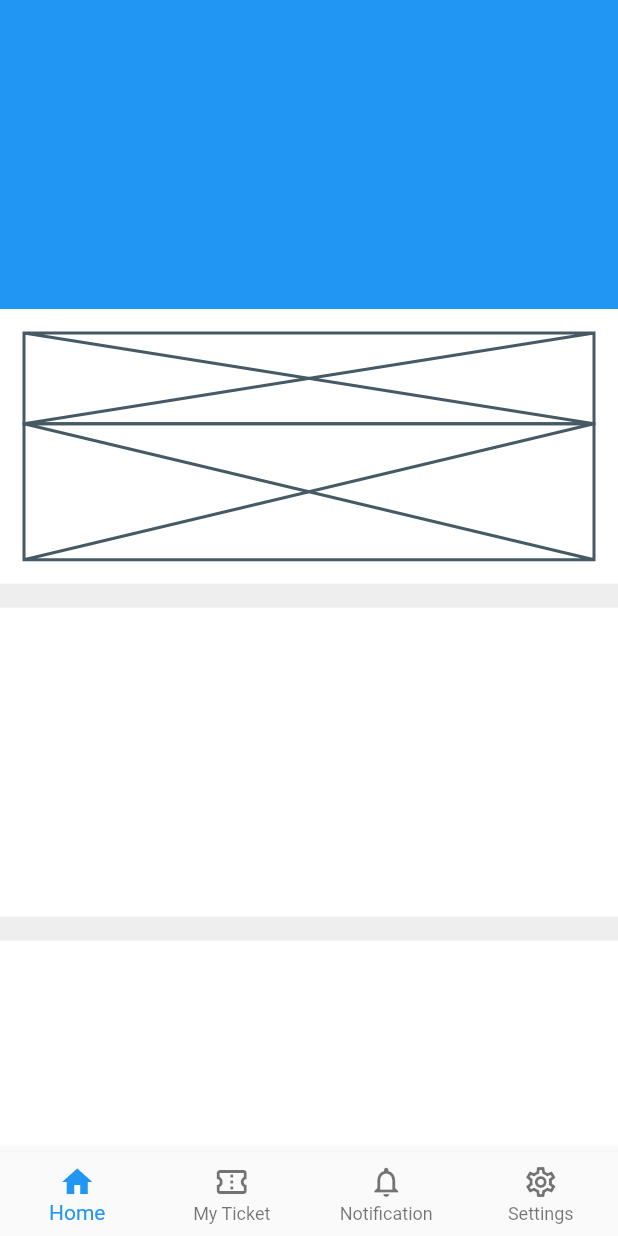
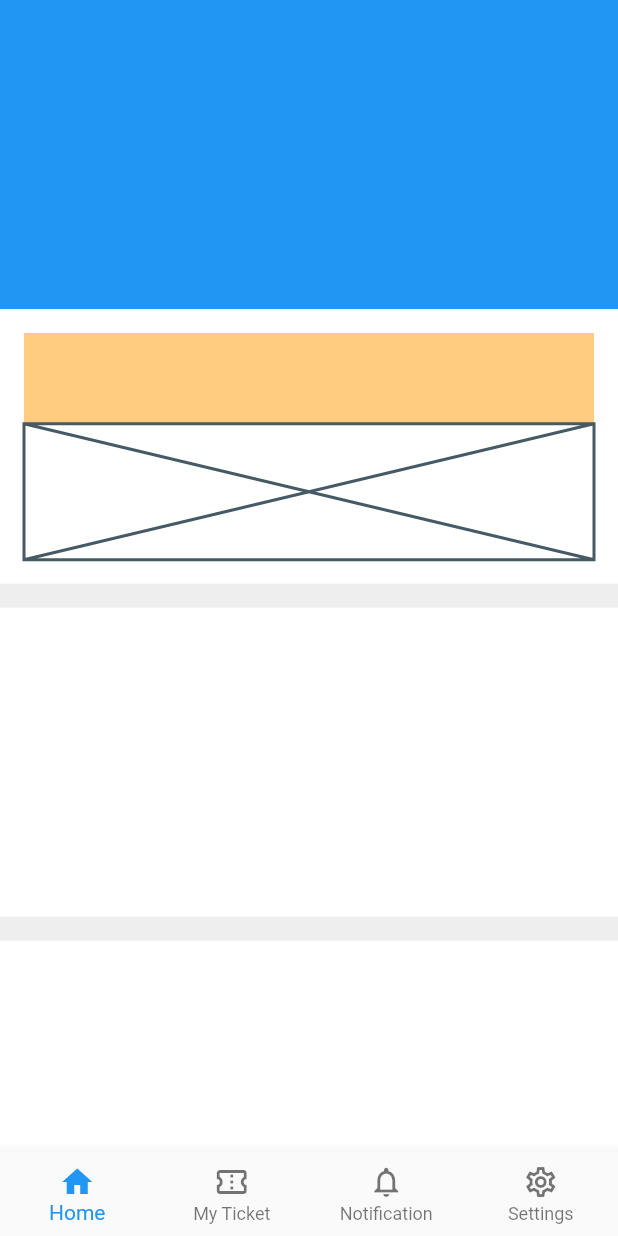
Before and after one commit to JAICHANGPARK/flutter_notebook_11th_story, a Flutter app: the screen it shows after launch, on a phone screen of 412 x 824 dp. Run offline on Flutter 3.47's test engine with Material 2 defaults, Android fonts, the phone set to English and light mode, and no system bars; our stand-ins replace backdrop, badges, flutter_inner_drawer, flutter_slidable, google_fonts.

Commit message:
Update ticket_booking_home_page.dart

```diff
--- a/lib/ep710_ticket_booking_app/ticket_booking_home_page.dart
+++ b/lib/ep710_ticket_booking_app/ticket_booking_home_page.dart
@@ -28,7 +28,11 @@ class _TicketBookingHomePageState extends State<TicketBookingHomePage> {
                   children: [
                     Expanded(
                         flex:2,
-                        child: Placeholder()),
+                        child: Container(
+                          decoration: BoxDecoration(
+                            color: Colors.orange[200]
+                          ),
+                        )),
                     Expanded(
                         flex: 3,
                         child: Placeholder()),
```
